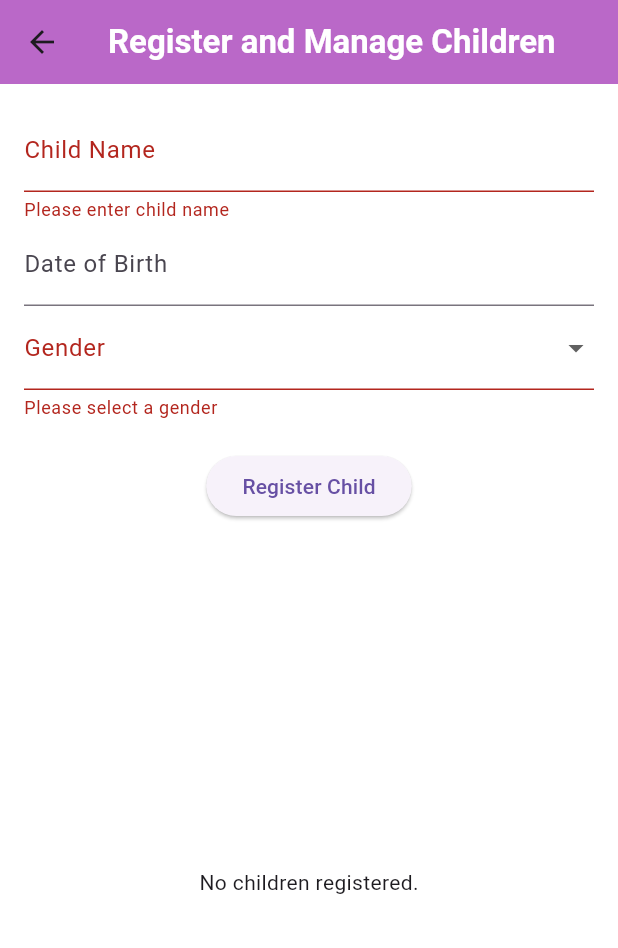
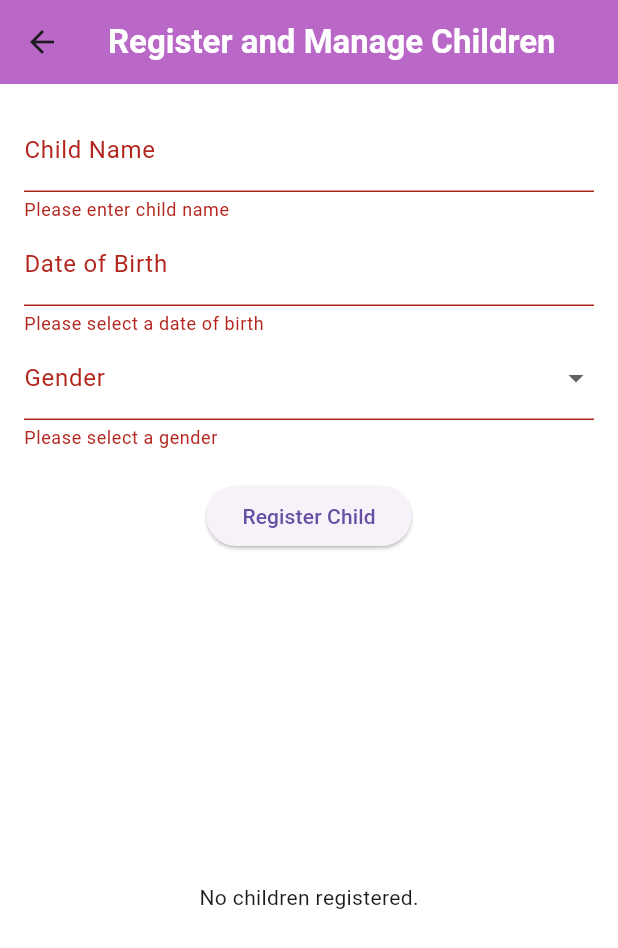
Before and after one commit to deemaoaloufi/KidCoin_App, a Flutter app: the ChildRegistrationForm screen opened directly, after a tap on "Register Child", on a phone screen of 412 x 824 dp. Shown: the top 948 px of the screen. Run offline on Flutter 3.47's test engine with Material 3 defaults, Android fonts, the light colour scheme and no system bars; our stand-ins replace cloud_firestore, firebase_auth, firebase_core; accounts and stored records are empty.

Commit message:
Last push before presnt

```diff
--- a/lib/methods/child_registration.dart
+++ b/lib/methods/child_registration.dart
@@ -1,4 +1,5 @@
 import 'package:flutter/material.dart';
+import 'package:flutter/services.dart';
 import 'package:cloud_firestore/cloud_firestore.dart';
 import '../services/child_service.dart'; // Assuming the service exists for Firestore interactions
 
@@ -18,7 +19,7 @@ class _ChildRegistrationState extends State<ChildRegistrationForm> {
   String _gender = '';
   final TextEditingController _dobController = TextEditingController();
   bool _isLoading = false;
-  String? _editingChildId; // To track if we are editing a child
+  String? _editingChildId;
 
   Future<void> _submitForm() async {
     if (_formKey.currentState!.validate()) {
@@ -37,12 +38,8 @@ class _ChildRegistrationState extends State<ChildRegistrationForm> {
 
       try {
         if (_editingChildId == null) {
-        // Create a new document in Firestore
-        await ChildService().addChild(childData); // No need to capture DocumentReference
-        // After adding, you may want to fetch the newly created child to get its ID
-        // or you can manage childId directly within the addChild method if needed.
+          await ChildService().addChild(childData);
         } else {
-        // Update existing child by childId
           await ChildService().updateChild(_editingChildId!, childData);
         }
 
@@ -52,7 +49,7 @@ class _ChildRegistrationState extends State<ChildRegistrationForm> {
 
         _formKey.currentState!.reset();
         _dobController.clear();
-      _editingChildId = null; // Reset the editing state
+        _editingChildId = null;
       } catch (e) {
         ScaffoldMessenger.of(context).showSnackBar(
           SnackBar(content: Text('Failed to save child: $e')),
@@ -65,8 +62,6 @@ class _ChildRegistrationState extends State<ChildRegistrationForm> {
     }
   }
 
-
-  // Pick date method
   Future<void> _pickDate(BuildContext context) async {
     final DateTime? picked = await showDatePicker(
       context: context,
@@ -83,14 +78,13 @@ class _ChildRegistrationState extends State<ChildRegistrationForm> {
     }
   }
 
-  // Populate form for editing a child
   void _populateFormForEdit(DocumentSnapshot doc) {
     setState(() {
       _name = doc['name'];
       _dateOfBirth = DateTime.parse(doc['dateOfBirth']);
       _dobController.text = _dateOfBirth!.toIso8601String().split('T')[0];
       _gender = doc['gender'];
-      _editingChildId = doc.id; // Set editingChildId for updating the correct child
+      _editingChildId = doc.id;
     });
   }
 
@@ -101,11 +95,11 @@ Widget build(BuildContext context) {
         title: Text(
           'Register and Manage Children',
           style: TextStyle(
-          fontWeight: FontWeight.bold, // Make the title bold
-          color: Colors.white, // Set the title color to white
+            fontWeight: FontWeight.bold,
+            color: Colors.white,
           ),
         ),
-      backgroundColor: Colors.purple[300], // Set the AppBar background color
+        backgroundColor: Colors.purple[300],
       ),
       body: Padding(
         padding: const EdgeInsets.all(16.0),
@@ -121,12 +115,17 @@ Widget build(BuildContext context) {
                     validator: (value) =>
                         value!.isEmpty ? 'Please enter child name' : null,
                     onSaved: (value) => _name = value!,
+                    inputFormatters: [
+                      FilteringTextInputFormatter.allow(RegExp(r'^[a-zA-Z\s]+$')),
+                    ],
                   ),
                   TextFormField(
                     controller: _dobController,
                     decoration: InputDecoration(labelText: 'Date of Birth'),
                     readOnly: true,
                     onTap: () => _pickDate(context),
+                    validator: (value) =>
+                        _dateOfBirth == null ? 'Please select a date of birth' : null,
                   ),
                   DropdownButtonFormField<String>(
                     value: _gender.isEmpty ? null : _gender,
@@ -174,7 +173,7 @@ Widget build(BuildContext context) {
                       return ListTile(
                         title: Text(doc['name']),
                         subtitle: Text(
-                "Child ID: ${doc['childId']} | DOB: ${doc['dateOfBirth']} | Gender: ${doc['gender']}"), // Include Child ID here
+                            "Child ID: ${doc['childId']} | DOB: ${doc['dateOfBirth']} | Gender: ${doc['gender']}"),
                         trailing: Row(
                           mainAxisSize: MainAxisSize.min,
                           children: [
@@ -201,11 +200,10 @@ Widget build(BuildContext context) {
                 },
               ),
             ),
-
           ],
         ),
       ),
-      backgroundColor: Colors.white, // Set background color to white
+      backgroundColor: Colors.white,
     );
   }
 }
```
Lines whose indentation alone changed are shown as unchanged.
